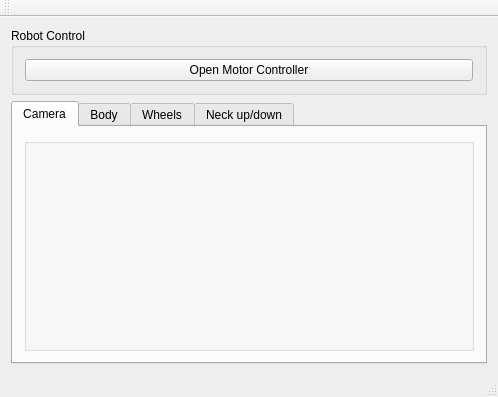
Old version of the form RoboShell.ui in the repository artm/biofame-robot.
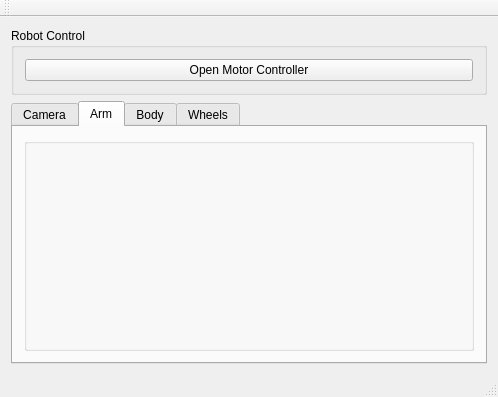
New version of the form. Custom widgets are drawn as their Qt base class.

```diff
--- a/RoboShell.ui
+++ b/RoboShell.ui
@@ -37,7 +37,7 @@
     <item>
      <widget class="QTabWidget" name="tabWidget">
       <property name="currentIndex">
-       <number>0</number>
+       <number>1</number>
       </property>
       <widget class="QWidget" name="cameraTab">
        <attribute name="title">
@@ -49,6 +49,16 @@
         </item>
        </layout>
       </widget>
+      <widget class="QWidget" name="armTab">
+       <attribute name="title">
+        <string>Arm</string>
+       </attribute>
+       <layout class="QHBoxLayout" name="horizontalLayout_2">
+        <item>
+         <widget class="AxisControlPanel" name="armPanel"/>
+        </item>
+       </layout>
+      </widget>
       <widget class="QWidget" name="bodyTab">
        <attribute name="title">
         <string>Body</string>
@@ -69,16 +79,6 @@
         </item>
        </layout>
       </widget>
-      <widget class="QWidget" name="neckTab">
-       <attribute name="title">
-        <string>Neck up/down</string>
-       </attribute>
-       <layout class="QHBoxLayout" name="horizontalLayout_2">
-        <item>
-         <widget class="AxisControlPanel" name="neckPanel"/>
-        </item>
-       </layout>
-      </widget>
      </widget>
     </item>
    </layout>
```
